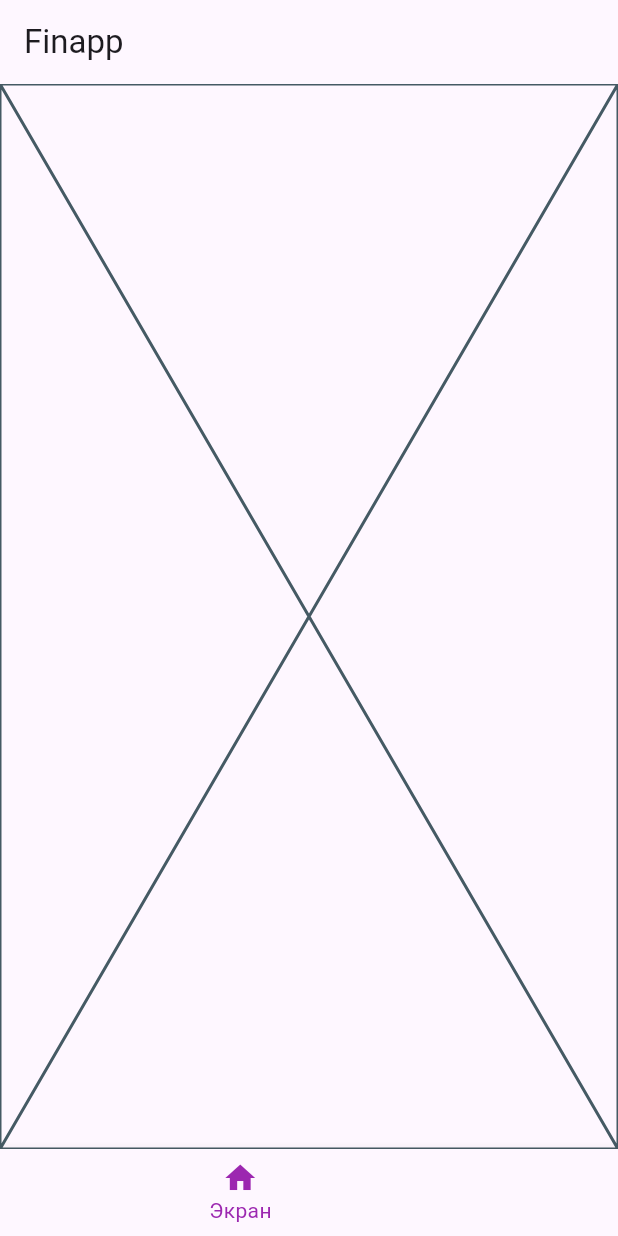
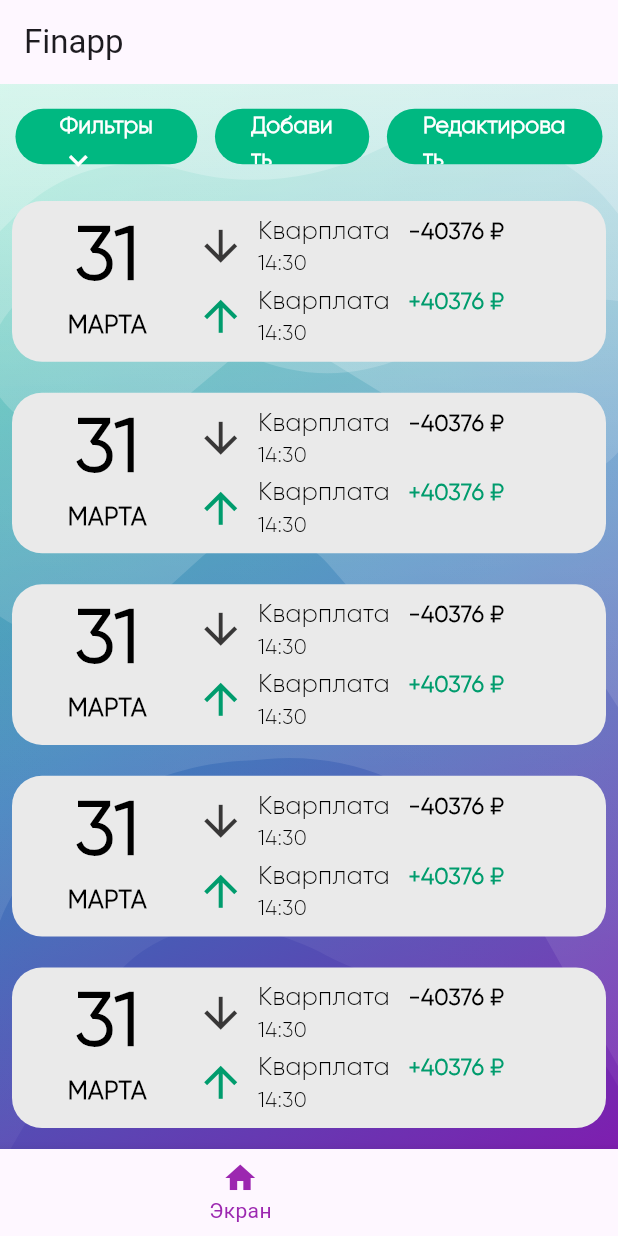
Before and after one commit to mospolytech-finapp/mobile-archive, a Flutter app: the screen it shows after launch, item 2 of the bottom bar chosen, on a phone screen of 412 x 824 dp. Run offline on Flutter 3.47's test engine with Material 2 defaults, Android fonts, the phone set to English and light mode, and no system bars; our stand-ins replace dio, flutter_secure_storage, flutter_svg, sizer; statements that could not run were skipped.

Commit message:
Верстка экрана транзакций и listitem Добавление фона, верстка экрана, применение пакета sizer

```diff
--- a/lib/app/pages/homepage/homepage_page.dart
+++ b/lib/app/pages/homepage/homepage_page.dart
@@ -1,4 +1,5 @@
 import 'package:flutter/material.dart';
+import 'package:sizer/sizer.dart';
 import 'package:finapp/app/pages/homepage/pages/empty/empty.dart';
 import 'package:finapp/app/pages/homepage/pages/targets/targetspage_page.dart';
 import 'package:finapp/app/pages/homepage/pages/transactions/transactionspage_page.dart';
@@ -28,6 +29,7 @@ class _HomePageState extends State<HomePage> {
 
   @override
   Widget build(BuildContext context) {
+    return Sizer(builder: (context, orientation, deviceType) {
       return Scaffold(
         appBar: AppBar(
           title: Text("Finapp"),
@@ -45,5 +47,6 @@ class _HomePageState extends State<HomePage> {
           ],
         ),
       );
+    });
   }
 }
--- a/lib/app/pages/homepage/pages/transactions/transactionspage_page.dart
+++ b/lib/app/pages/homepage/pages/transactions/transactionspage_page.dart
@@ -1,3 +1,7 @@
+import 'package:flutter/material.dart';
+import 'package:flutter_svg/flutter_svg.dart';
+import 'package:sizer/sizer.dart';
+import 'package:finapp/app/pages/widgets/listview_item_widget.dart';
 import 'package:flutter/src/widgets/framework.dart';
 import 'package:flutter/src/widgets/placeholder.dart';
 
@@ -11,6 +15,117 @@ class TransactionsPage extends StatefulWidget {
 class _TransactionsPageState extends State<TransactionsPage> {
   @override
   Widget build(BuildContext context) {
-    return const Placeholder();
+    return Stack(
+      fit: StackFit.expand,
+      children: <Widget>[
+        SvgPicture.asset('assets/background.svg', fit: BoxFit.cover),
+        Column(
+          children: [
+            //? Строка с кнопками Фильтры, добавить, редактировать
+            Row(
+              children: [
+                Padding(
+                  padding: EdgeInsets.fromLTRB(2.5.w, 2.h, 2.5.w, 2.h),
+                  child: Row(children: [
+                    //? кнопка Фильтры
+                    SizedBox(
+                      width: 29.43.w,
+                      height: 4.5.h,
+                      child: ElevatedButton(
+                          onPressed: () {},
+                          style: TextButton.styleFrom(
+                              backgroundColor: const Color(0xff00B881),
+                              elevation: 0,
+                              shape: RoundedRectangleBorder(
+                                  borderRadius: BorderRadius.circular(35))),
+                          child: Wrap(
+                            children: [
+                              Text(
+                                'Фильтры',
+                                style: TextStyle(
+                                  fontWeight: FontWeight.w700,
+                                  fontSize: 11.sp,
+                                  color: Colors.white,
+                                  fontFamily: 'Gilroy-Light',
+                                ),
+                              ),
+                              Icon(
+                                Icons.expand_more_outlined,
+                                color: Colors.white,
+                                size: 6.w,
+                              ),
+                            ],
+                          )),
+                    ),
+                    SizedBox(
+                      width: 2.85.w,
+                    ),
+                    //? кнопка Добавить
+                    SizedBox(
+                      width: 24.97.w,
+                      height: 4.5.h,
+                      child: ElevatedButton(
+                        onPressed: () {},
+                        style: TextButton.styleFrom(
+                            backgroundColor: const Color(0xff00B881),
+                            elevation: 0,
+                            shape: RoundedRectangleBorder(
+                                borderRadius: BorderRadius.circular(35))),
+                        child: Text(
+                          'Добавить',
+                          style: TextStyle(
+                            fontWeight: FontWeight.w700,
+                            fontSize: 11.sp,
+                            color: Colors.white,
+                            fontFamily: 'Gilroy-Light',
+                          ),
+                        ),
+                      ),
+                    ),
+                    SizedBox(
+                      width: 2.85.w,
+                    ),
+                    //? кнопка Редактировать
+                    SizedBox(
+                      width: 34.89.w,
+                      height: 4.5.h,
+                      child: ElevatedButton(
+                        onPressed: () {},
+                        style: TextButton.styleFrom(
+                            backgroundColor: const Color(0xff00B881),
+                            elevation: 0,
+                            shape: RoundedRectangleBorder(
+                                borderRadius: BorderRadius.circular(35))),
+                        child: Text(
+                          'Редактировать',
+                          style: TextStyle(
+                            fontWeight: FontWeight.w700,
+                            fontSize: 11.sp,
+                            color: Colors.white,
+                            fontFamily: 'Gilroy-Light',
+                          ),
+                        ),
+                      ),
+                    ),
+                  ]),
+                )
+              ],
+            ),
+            Expanded(
+              child: ListView.separated(
+                padding: const EdgeInsets.all(8),
+                itemCount: 8,
+                itemBuilder: (BuildContext context, int index) {
+                  return ListViewItemWidget(index);
+                },
+                separatorBuilder: (BuildContext context, int index) => SizedBox(
+                  height: 2.5.h,
+                ),
+              ),
+            ),
+          ],
+        ),
+      ],
+    );
   }
 }
--- /dev/null
+++ b/lib/app/pages/widgets/listview_item_widget.dart
@@ -0,0 +1,162 @@
+// ignore_for_file: prefer_const_constructors, unnecessary_string_interpolations
+
+import 'package:flutter/material.dart';
+import 'package:sizer/sizer.dart';
+
+int day = 31;
+String month = 'марта';
+String name = 'Кварплата';
+int expense = 40376;
+String time = '14:30';
+
+Widget ListViewItemWidget(int index) {
+  return Container(
+    height: 13.h,
+    decoration: BoxDecoration(
+        color: Color(0xffEAEAEA),
+        borderRadius: BorderRadius.all(Radius.circular(20))),
+    child: Row(children: [
+      //? День и месяц(Дата)
+      Padding(
+        padding: EdgeInsets.fromLTRB(9.w, 0, 8.w, 0),
+        child: Column(children: [
+          Text(
+            '$day',
+            style: TextStyle(
+              fontWeight: FontWeight.bold,
+              fontSize: 36.sp,
+              color: Colors.black,
+              fontFamily: 'Gilroy-Light',
+            ),
+          ),
+          Text(
+            month.toUpperCase(),
+            style: TextStyle(
+              fontWeight: FontWeight.bold,
+              fontSize: 12.sp,
+              color: Colors.black,
+              fontFamily: 'Gilroy-Light',
+            ),
+          )
+        ]),
+      ),
+      //? Информация о транзакциях
+      Padding(
+        padding: EdgeInsets.fromLTRB(0, 1.h, 9.w, 1.h),
+        child: Column(
+          mainAxisAlignment: MainAxisAlignment.spaceBetween,
+          children: [
+            Row(
+              mainAxisAlignment: MainAxisAlignment.start,
+              children: [
+                Icon(
+                  Icons.arrow_downward,
+                  color: Color(0xff383737),
+                  size: 4.h,
+                ),
+                SizedBox(
+                  width: 2.w,
+                ),
+                Column(
+                  crossAxisAlignment: CrossAxisAlignment.start,
+                  children: [
+                    //? Название транзакции и доход/расход
+                    Row(
+                      children: [
+                        Text(
+                          name,
+                          style: TextStyle(
+                            fontWeight: FontWeight.w200,
+                            fontSize: 12.sp,
+                            color: Colors.black,
+                            fontFamily: 'Gilroy-Light',
+                          ),
+                        ),
+                        SizedBox(
+                          width: 3.w,
+                        ),
+                        Text(
+                          '-$expense ₽',
+                          style: TextStyle(
+                            fontWeight: FontWeight.bold,
+                            fontSize: 11.sp,
+                            color: Colors.black,
+                            fontFamily: 'Gilroy-Light',
+                          ),
+                        )
+                      ],
+                    ),
+                    //? Время транзакции
+                    Text(
+                      time,
+                      style: TextStyle(
+                        fontWeight: FontWeight.w200,
+                        fontSize: 10.sp,
+                        color: Colors.black,
+                        fontFamily: 'Gilroy-Light',
+                      ),
+                    ),
+                  ],
+                ),
+              ],
+            ),
+            Row(
+              mainAxisAlignment: MainAxisAlignment.start,
+              children: [
+                Icon(
+                  Icons.arrow_upward,
+                  color: Color(0xff009C6D),
+                  size: 4.h,
+                ),
+                SizedBox(
+                  width: 2.w,
+                ),
+                Column(
+                  crossAxisAlignment: CrossAxisAlignment.start,
+                  children: [
+                    //? Название транзакции и доход/расход
+                    Row(
+                      children: [
+                        Text(
+                          name,
+                          style: TextStyle(
+                            fontWeight: FontWeight.w200,
+                            fontSize: 12.sp,
+                            color: Colors.black,
+                            fontFamily: 'Gilroy-Light',
+                          ),
+                        ),
+                        SizedBox(
+                          width: 3.w,
+                        ),
+                        Text(
+                          '+$expense ₽',
+                          style: TextStyle(
+                            fontWeight: FontWeight.bold,
+                            fontSize: 11.sp,
+                            color: Color(0xff009C6D),
+                            fontFamily: 'Gilroy-Light',
+                          ),
+                        )
+                      ],
+                    ),
+                    //? Время транзакции
+                    Text(
+                      '$time',
+                      style: TextStyle(
+                        fontWeight: FontWeight.w200,
+                        fontSize: 10.sp,
+                        color: Colors.black,
+                        fontFamily: 'Gilroy-Light',
+                      ),
+                    ),
+                  ],
+                ),
+              ],
+            ),
+          ],
+        ),
+      ),
+    ]),
+  );
+}
--- a/pubspec.yaml
+++ b/pubspec.yaml
@@ -30,6 +30,7 @@ flutter:
   uses-material-design: true
   assets:
     - assets/logo.svg
+    - assets/background.svg
   fonts:
     - family: Gilroy-Light
       fonts:
```
Also changed, not shown: assets/background.svg (added). Lines whose indentation alone changed are shown as unchanged.
